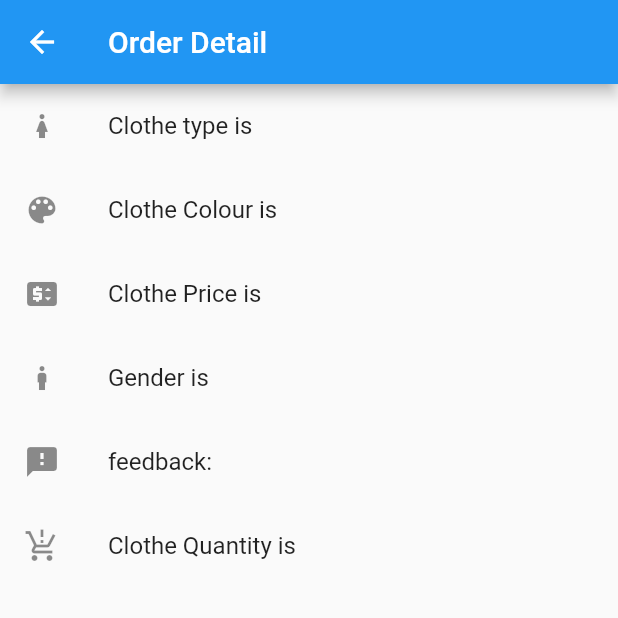
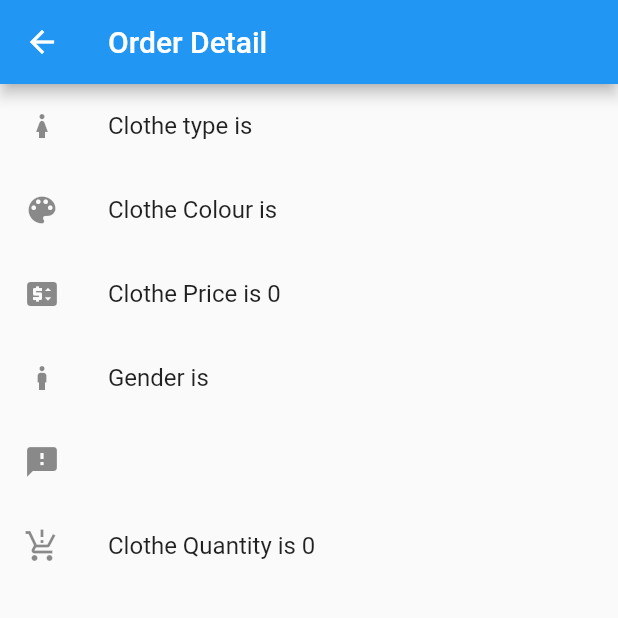
Before and after one commit to Chukcyihub/laundry_app, a Flutter app: the SuccessPage screen opened directly with empty values, on a phone screen of 412 x 824 dp, the top half of it. Run offline on Flutter 3.47's test engine with Material 2 defaults, Android fonts, the phone set to English and light mode, and no system bars.

```diff
--- a/lib/success_Page.dart
+++ b/lib/success_Page.dart
@@ -13,10 +13,10 @@ class SuccessPage extends StatefulWidget {
 
   final String clotheType;
   final String clotheColour;
-  final String price;
+  final int price;
   final String gender;
   final String feedback;
-  final String quantity;
+  final int quantity;
 
   @override
   State<SuccessPage> createState() => _SuccessPageState();
@@ -50,7 +50,7 @@ class _SuccessPageState extends State<SuccessPage> {
             ),
             ListTile(
               leading: const Icon(Icons.feedback),
-              title: Text("feedback: ${widget.feedback}"),
+              title: Text(widget.feedback),
             ),
             ListTile(
               leading: const Icon(Icons.production_quantity_limits),
```
Also changed, not shown: lib/confirmation.dart (added, +29 -0 lines), lib/place_order.dart (+9 -2 lines).
